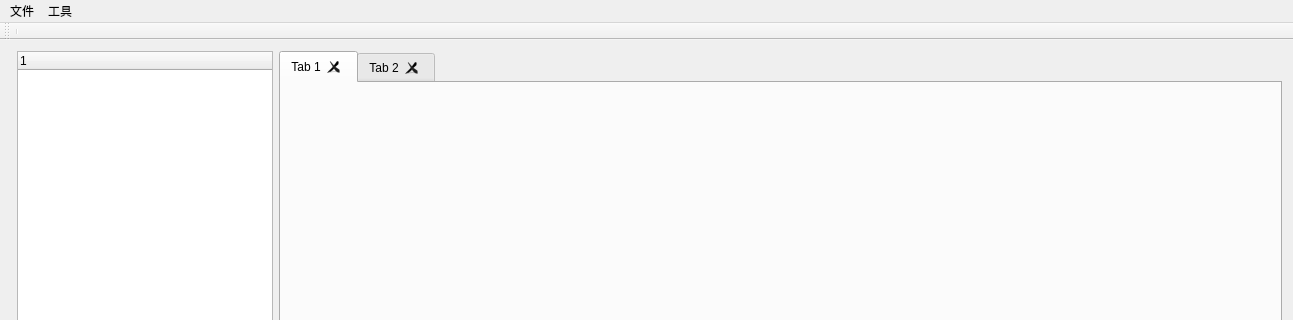
The window that Qt/CloudSharedCoding/mainwindow.ui (GnoCiYeH/CloudShareCode) describes before a commit, drawn with Qt 5; both pictures show x 0 to 1293 and y 0 to 320 of the 1293 by 774 pixel window.
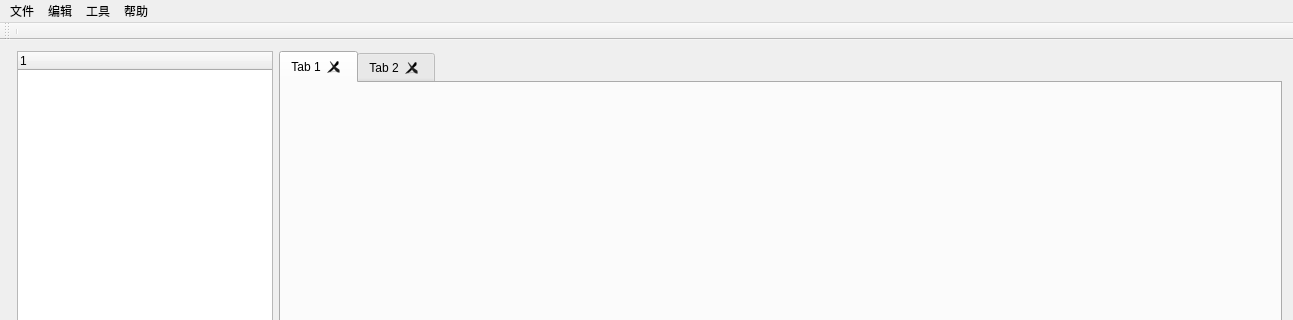
The same window after the commit. Custom widgets are drawn as their Qt base class.

What changed in the file:
```diff
--- a/Qt/CloudSharedCoding/mainwindow.ui
+++ b/Qt/CloudSharedCoding/mainwindow.ui
@@ -108,7 +108,7 @@
      <x>0</x>
      <y>0</y>
      <width>1293</width>
-     <height>21</height>
+     <height>22</height>
     </rect>
    </property>
    <widget class="QMenu" name="menu">
@@ -145,8 +145,34 @@
     </property>
     <addaction name="actionSetting"/>
    </widget>
+   <widget class="QMenu" name="menu_3">
+    <property name="title">
+     <string>编辑</string>
+    </property>
+    <addaction name="separator"/>
+    <addaction name="actioncopyAction"/>
+    <addaction name="actionpasteAction"/>
+    <addaction name="actioncutAction"/>
+   </widget>
+   <widget class="QMenu" name="menu_4">
+    <property name="title">
+     <string>帮助</string>
+    </property>
+    <widget class="QMenu" name="menuSendFeedback">
+     <property name="title">
+      <string>发送反馈</string>
+     </property>
+     <addaction name="actionSuggestion"/>
+     <addaction name="actionProblem"/>
+    </widget>
+    <addaction name="actionCheckHelper"/>
+    <addaction name="actionAbout"/>
+    <addaction name="menuSendFeedback"/>
+   </widget>
    <addaction name="menu"/>
+   <addaction name="menu_3"/>
    <addaction name="menu_2"/>
+   <addaction name="menu_4"/>
   </widget>
   <widget class="QToolBar" name="mainToolBar">
    <attribute name="toolBarArea">
```
Left out of the diff: 54 changed lines with no effect on the pictures.
